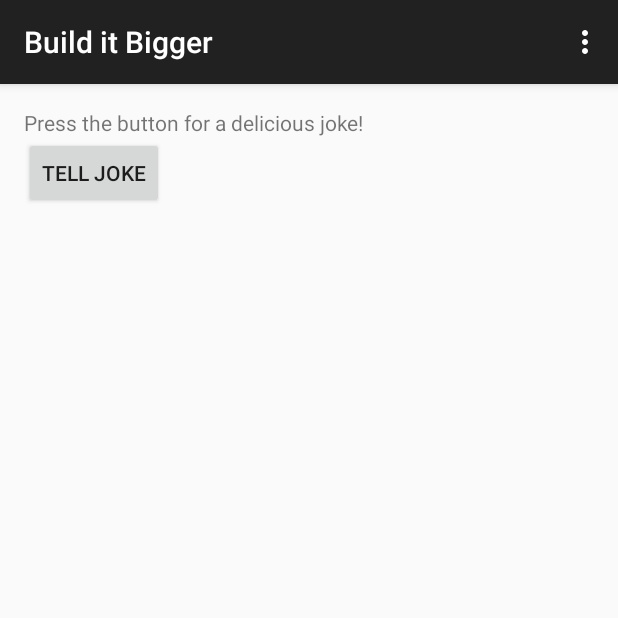
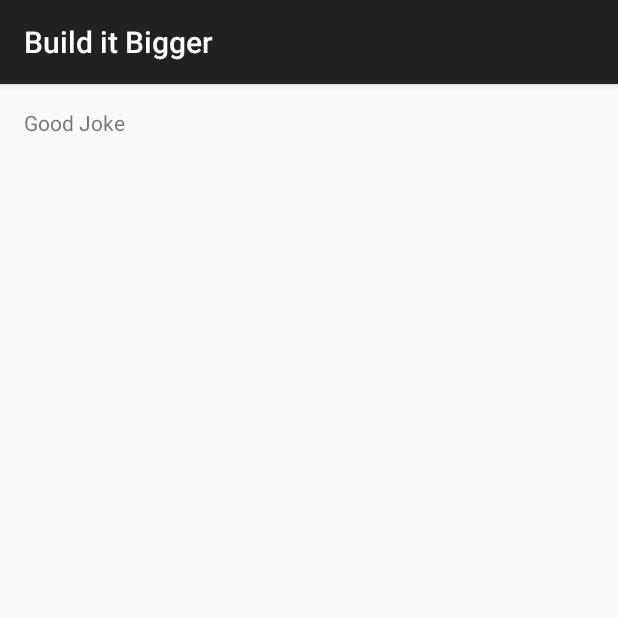
Before and after one commit to iamareebjamal/BuildItBigger, an Android app: the screen it shows after launch (MainActivity before the commit, JokeActivity after it), after a tap on "TELL JOKE", on a phone screen of 412 x 824 dp, the top half of it. Run offline under Robolectric (Android 15) with nearby library versions, the phone set to English and light mode, and no system bars; our stand-ins replace AdMob.

Commit message:
Added Android Library for showing Joke Activity

```diff
--- a/app/build.gradle
+++ b/app/build.gradle
@@ -10,7 +10,6 @@ android {
         targetSdkVersion 25
         versionCode 1
         versionName "1.0"
-        testInstrumentationRunner "android.support.test.runner.AndroidJUnitRunner"
     }
     buildTypes {
         release {
@@ -28,4 +27,5 @@ dependencies {
     compile 'com.android.support:appcompat-v7:25.0.0'
     compile 'com.google.android.gms:play-services-ads:9.8.0'
     compile project(':joker')
+    compile project(':jokeviewer')
 }
--- a/app/src/main/java/com/udacity/gradle/builditbigger/MainActivity.java
+++ b/app/src/main/java/com/udacity/gradle/builditbigger/MainActivity.java
@@ -1,5 +1,6 @@
 package com.udacity.gradle.builditbigger;
 
+import android.content.Intent;
 import android.os.Bundle;
 import android.support.v7.app.ActionBarActivity;
 import android.view.Menu;
@@ -8,6 +9,7 @@ import android.view.View;
 import android.widget.Toast;
 
 import com.joker.Joker;
+import com.joker.viewer.JokeActivity;
 
 
 public class MainActivity extends ActionBarActivity {
@@ -42,7 +44,9 @@ public class MainActivity extends ActionBarActivity {
     }
 
     public void tellJoke(View view) {
-        Toast.makeText(this, Joker.getJoke(), Toast.LENGTH_SHORT).show();
+        Intent jokeIntent = new Intent(this, JokeActivity.class);
+        jokeIntent.putExtra(JokeActivity.JOKE, Joker.getJoke());
+        startActivity(jokeIntent);
     }
 
 
--- /dev/null
+++ b/jokeviewer/src/main/java/com/joker/viewer/JokeActivity.java
@@ -0,0 +1,22 @@
+package com.joker.viewer;
+
+import android.support.v7.app.AppCompatActivity;
+import android.os.Bundle;
+import android.widget.TextView;
+
+public class JokeActivity extends AppCompatActivity {
+
+    public static final String JOKE = "jokeviewer.JOKE";
+
+    @Override
+    protected void onCreate(Bundle savedInstanceState) {
+        super.onCreate(savedInstanceState);
+        setContentView(R.layout.activity_joke);
+
+        String joke = getIntent().getStringExtra(JOKE);
+        if (joke != null) {
+            TextView jokeText = (TextView) findViewById(R.id.jokeView);
+            jokeText.setText(joke);
+        }
+    }
+}
--- /dev/null
+++ b/jokeviewer/src/main/res/layout/activity_joke.xml
@@ -0,0 +1,19 @@
+<?xml version="1.0" encoding="utf-8"?>
+<LinearLayout xmlns:android="http://schemas.android.com/apk/res/android"
+    xmlns:tools="http://schemas.android.com/tools"
+    android:id="@+id/activity_main"
+    android:layout_width="match_parent"
+    android:layout_height="match_parent"
+    android:paddingBottom="@dimen/activity_vertical_margin"
+    android:paddingLeft="@dimen/activity_horizontal_margin"
+    android:paddingRight="@dimen/activity_horizontal_margin"
+    android:paddingTop="@dimen/activity_vertical_margin"
+    tools:context="com.joker.viewer.JokeActivity">
+
+    <TextView
+        android:id="@+id/jokeView"
+        android:layout_width="wrap_content"
+        android:layout_height="wrap_content"
+        tools:text="@string/joke_placeholder" />
+
+</LinearLayout>
--- /dev/null
+++ b/jokeviewer/src/main/res/values-w820dp/dimens.xml
@@ -0,0 +1,6 @@
+<resources>
+    <!-- Example customization of dimensions originally defined in res/values/dimens.xml
+         (such as screen margins) for screens with more than 820dp of available width. This
+         would include 7" and 10" devices in landscape (~960dp and ~1280dp respectively). -->
+    <dimen name="activity_horizontal_margin">64dp</dimen>
+</resources>
--- /dev/null
+++ b/jokeviewer/src/main/res/values/dimens.xml
@@ -0,0 +1,5 @@
+<resources>
+    <!-- Default screen margins, per the Android Design guidelines. -->
+    <dimen name="activity_horizontal_margin">16dp</dimen>
+    <dimen name="activity_vertical_margin">16dp</dimen>
+</resources>
--- /dev/null
+++ b/jokeviewer/src/main/res/values/strings.xml
@@ -0,0 +1,4 @@
+<resources>
+    <string name="app_name">Joke Viewer</string>
+    <string name="joke_placeholder">Dank Meme</string>
+</resources>
--- a/settings.gradle
+++ b/settings.gradle
@@ -1 +1 @@
-include ':app', ':joker'
+include ':app', ':joker', ':jokeviewer'
```
Also changed, not shown: jokeviewer/build.gradle (added, +24 -0 lines), jokeviewer/src/main/AndroidManifest.xml (added, +14 -0 lines), 2 other files.
